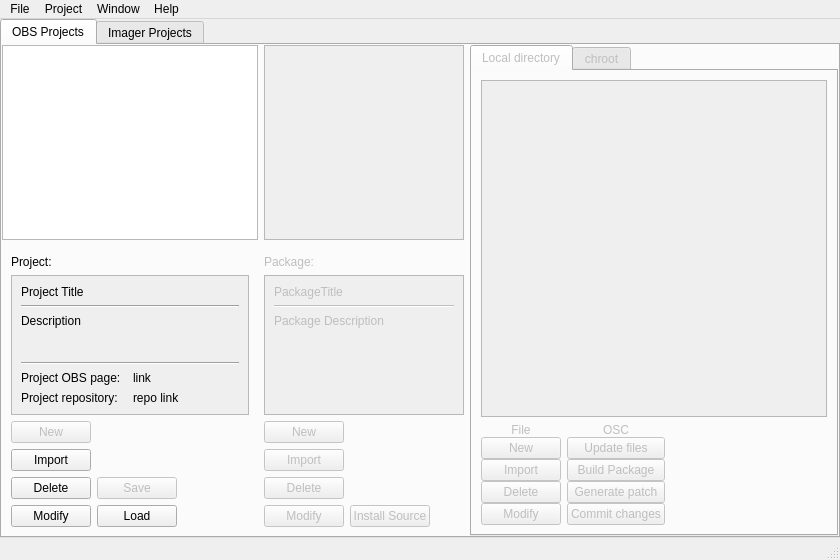
This is src/ObsLightGui/ui/obsLightMain.ui in ronan22/obs-light as Qt 5 draws it before an edit. The edited form follows.
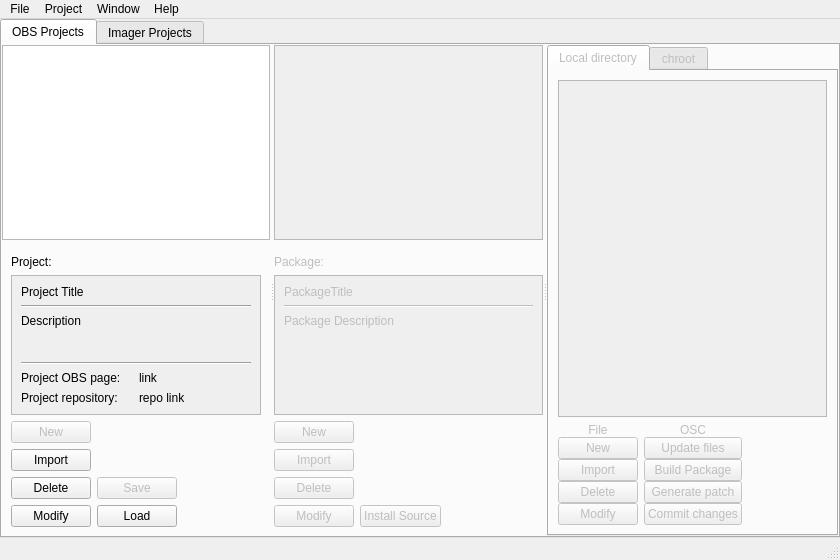
This is the edited form.

Commit message: - added a splitter in main UI layout

What changed in the file:
```diff
--- a/src/ObsLightGui/ui/obsLightMain.ui
+++ b/src/ObsLightGui/ui/obsLightMain.ui
@@ -59,12 +59,13 @@
          <number>0</number>
         </property>
         <item>
-         <widget class="QWidget" name="directoryWidget" native="true">
-          <layout class="QHBoxLayout" name="horizontalLayout_2" stretch="0,1,2">
-           <property name="margin">
-            <number>0</number>
-           </property>
-           <item>
+         <widget class="QSplitter" name="splitter">
+          <property name="orientation">
+           <enum>Qt::Horizontal</enum>
+          </property>
+          <property name="childrenCollapsible">
+           <bool>false</bool>
+          </property>
             <widget class="QWidget" name="projectsWidget" native="true">
              <property name="enabled">
               <bool>true</bool>
@@ -157,7 +158,7 @@
                      <rect>
                       <x>0</x>
                       <y>0</y>
-                      <width>242</width>
+                    <width>257</width>
                       <height>134</height>
                      </rect>
                     </property>
@@ -335,8 +336,6 @@
               </item>
              </layout>
             </widget>
-           </item>
-           <item>
             <widget class="QWidget" name="packageWidget" native="true">
              <property name="enabled">
               <bool>false</bool>
@@ -426,7 +425,7 @@
                      <rect>
                       <x>0</x>
                       <y>0</y>
-                      <width>194</width>
+                    <width>265</width>
                       <height>134</height>
                      </rect>
                     </property>
@@ -544,12 +543,22 @@
               </item>
              </layout>
             </widget>
-           </item>
-           <item>
             <widget class="QTabWidget" name="packageTabWidget">
              <property name="enabled">
               <bool>false</bool>
              </property>
+           <property name="sizePolicy">
+            <sizepolicy hsizetype="MinimumExpanding" vsizetype="Expanding">
+             <horstretch>0</horstretch>
+             <verstretch>0</verstretch>
+            </sizepolicy>
+           </property>
+           <property name="minimumSize">
+            <size>
+             <width>200</width>
+             <height>0</height>
+            </size>
+           </property>
              <property name="currentIndex">
               <number>0</number>
              </property>
@@ -856,8 +865,6 @@
               </layout>
              </widget>
             </widget>
-           </item>
-          </layout>
          </widget>
         </item>
        </layout>
```
Left out of the diff: 6 changed lines with no effect on the pictures. Lines whose indentation alone changed are shown as unchanged.
